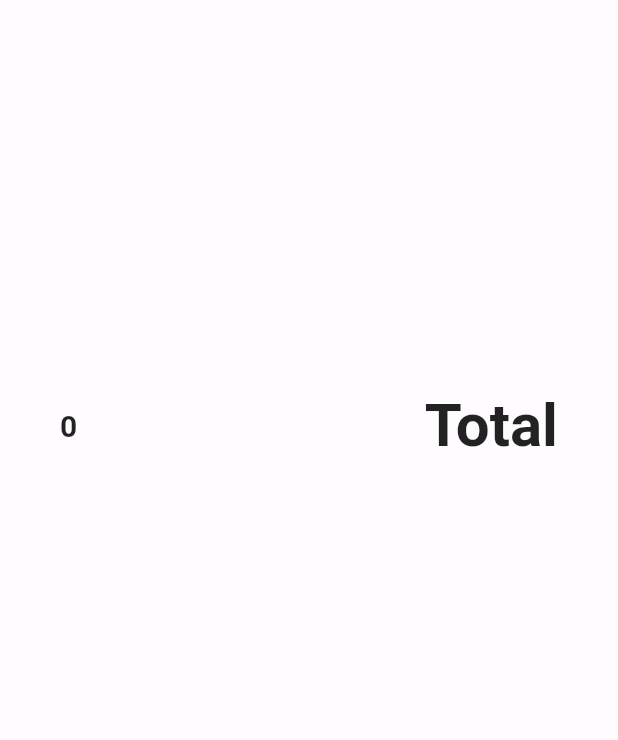
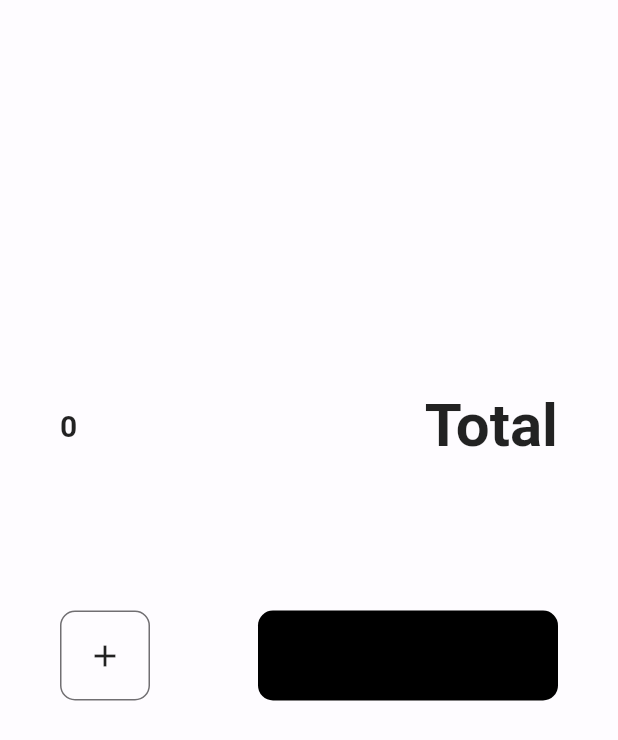
Before and after one commit to nacuabessie/shopping_cart_nacua, a Flutter app: the HomePage screen opened directly, on a phone screen of 412 x 824 dp. Shown: the top 740 px of the screen. Run offline on Flutter 3.47's test engine with Material 2 defaults, Android fonts, the phone set to English and light mode, and no system bars; statements that could not run were skipped.

Commit message:
Added Provider Interaction

```diff
--- a/shopping_cart/lib/home_page.dart
+++ b/shopping_cart/lib/home_page.dart
@@ -43,7 +43,37 @@ class HomePage extends StatelessWidget {
         const SizedBox(
           height: 100,
         ),
-        const Padding(padding: const EdgeInsets.only(left: 20, right: 20)),
+        Padding(
+            padding: EdgeInsets.symmetric(horizontal: 40),
+            child: Row(
+              children: [
+                GestureDetector(
+                    child: Container(
+                      width: 60,
+                      height: 60,
+                      child: Icon(Icons.add),
+                      decoration: BoxDecoration(
+                          borderRadius: BorderRadius.circular(10),
+                          border: Border.all(
+                            color: Color(0xFF716f72),
+                            width: 1,
+                          )),
+                    ),
+                    onTap: () {
+                      Provider.of<DataClass>(context, listen: false)
+                          .incrementX();
+                    }),
+                Spacer(),
+                Container(
+                  height: 60,
+                  width: 200,
+                  decoration: BoxDecoration(
+                      borderRadius: BorderRadius.circular(10),
+                      color: Colors.black),
+                  child: Padding(padding: EdgeInsets.symmetric(horizontal: 40)),
+                )
+              ],
+            )),
         const Spacer(),
       ]),
     );
```
